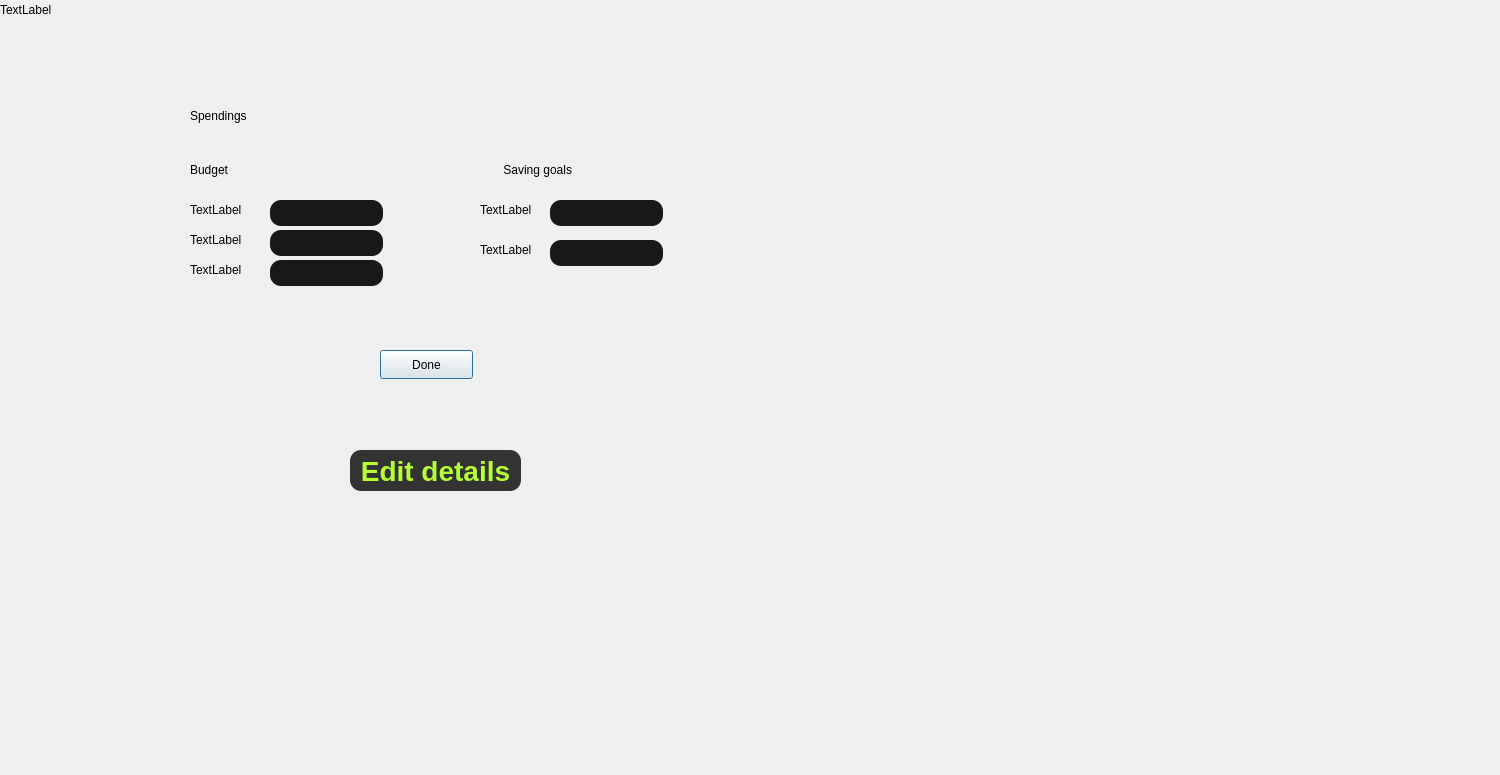
First picture: the form in Celery/dashboard_spendings.ui, repository codingburgas/finance-challenge-celery, before the edit.
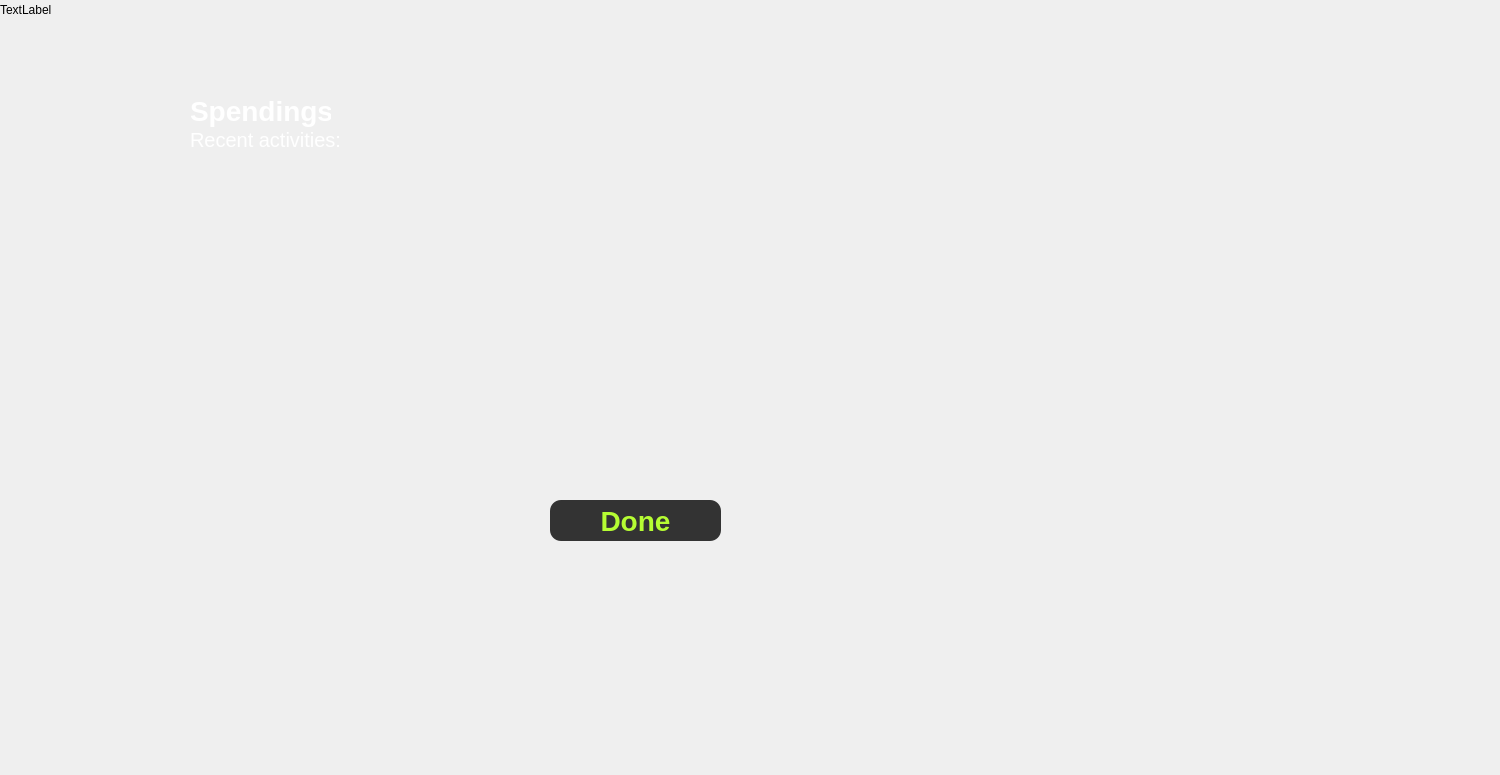
Second picture: the form after the edit.

Commit message: Create a new budget window and edit the spendings window.

```diff
--- a/Celery/dashboard_spendings.ui
+++ b/Celery/dashboard_spendings.ui
@@ -30,196 +30,25 @@
    <property name="geometry">
     <rect>
      <x>190</x>
-     <y>100</y>
-     <width>121</width>
-     <height>31</height>
+     <y>90</y>
+     <width>141</width>
+     <height>41</height>
     </rect>
    </property>
+   <property name="styleSheet">
+    <string notr="true">color: rgb(255, 255, 255);
+font: bold;
+font-size: 28px;</string>
+   </property>
    <property name="text">
     <string>Spendings</string>
    </property>
   </widget>
-  <widget class="QLabel" name="budgetText">
-   <property name="geometry">
-    <rect>
-     <x>190</x>
-     <y>160</y>
-     <width>63</width>
-     <height>20</height>
-    </rect>
-   </property>
-   <property name="text">
-    <string>Budget</string>
-   </property>
-  </widget>
-  <widget class="QLabel" name="label_2">
-   <property name="geometry">
-    <rect>
-     <x>190</x>
-     <y>200</y>
-     <width>63</width>
-     <height>20</height>
-    </rect>
-   </property>
-   <property name="text">
-    <string>TextLabel</string>
-   </property>
-  </widget>
-  <widget class="QLabel" name="label_3">
-   <property name="geometry">
-    <rect>
-     <x>190</x>
-     <y>230</y>
-     <width>63</width>
-     <height>20</height>
-    </rect>
-   </property>
-   <property name="text">
-    <string>TextLabel</string>
-   </property>
-  </widget>
-  <widget class="QLabel" name="label_4">
-   <property name="geometry">
-    <rect>
-     <x>190</x>
-     <y>260</y>
-     <width>63</width>
-     <height>20</height>
-    </rect>
-   </property>
-   <property name="text">
-    <string>TextLabel</string>
-   </property>
-  </widget>
-  <widget class="QLineEdit" name="lineEdit">
-   <property name="geometry">
-    <rect>
-     <x>270</x>
-     <y>200</y>
-     <width>113</width>
-     <height>26</height>
-    </rect>
-   </property>
-   <property name="styleSheet">
-    <string notr="true">background-color: rgb(25, 24, 24);
-border-radius: 11px;
-
-</string>
-   </property>
-  </widget>
-  <widget class="QLineEdit" name="lineEdit_2">
-   <property name="geometry">
-    <rect>
-     <x>270</x>
-     <y>230</y>
-     <width>113</width>
-     <height>26</height>
-    </rect>
-   </property>
-   <property name="styleSheet">
-    <string notr="true">background-color: rgb(25, 24, 24);
-border-radius: 11px;</string>
-   </property>
-  </widget>
-  <widget class="QLineEdit" name="lineEdit_3">
-   <property name="geometry">
-    <rect>
-     <x>270</x>
-     <y>260</y>
-     <width>113</width>
-     <height>26</height>
-    </rect>
-   </property>
-   <property name="styleSheet">
-    <string notr="true">background-color: rgb(25, 24, 24);
-border-radius: 11px;</string>
-   </property>
-  </widget>
-  <widget class="QLabel" name="savingGoalsText">
-   <property name="geometry">
-    <rect>
-     <x>500</x>
-     <y>160</y>
-     <width>101</width>
-     <height>20</height>
-    </rect>
-   </property>
-   <property name="text">
-    <string> Saving goals</string>
-   </property>
-  </widget>
-  <widget class="QLabel" name="label_6">
-   <property name="geometry">
-    <rect>
-     <x>480</x>
-     <y>200</y>
-     <width>63</width>
-     <height>20</height>
-    </rect>
-   </property>
-   <property name="text">
-    <string>TextLabel</string>
-   </property>
-  </widget>
-  <widget class="QLineEdit" name="lineEdit_4">
-   <property name="geometry">
-    <rect>
-     <x>550</x>
-     <y>200</y>
-     <width>113</width>
-     <height>26</height>
-    </rect>
-   </property>
-   <property name="styleSheet">
-    <string notr="true">background-color: rgb(25, 24, 24);
-border-radius: 11px;</string>
-   </property>
-  </widget>
-  <widget class="QLabel" name="label_7">
-   <property name="geometry">
-    <rect>
-     <x>480</x>
-     <y>240</y>
-     <width>63</width>
-     <height>20</height>
-    </rect>
-   </property>
-   <property name="text">
-    <string>TextLabel</string>
-   </property>
-  </widget>
-  <widget class="QLineEdit" name="lineEdit_5">
-   <property name="geometry">
-    <rect>
-     <x>550</x>
-     <y>240</y>
-     <width>113</width>
-     <height>26</height>
-    </rect>
-   </property>
-   <property name="styleSheet">
-    <string notr="true">background-color: rgb(25, 24, 24);
-border-radius: 11px;</string>
-   </property>
-  </widget>
   <widget class="QPushButton" name="doneButton">
    <property name="geometry">
     <rect>
-     <x>380</x>
-     <y>350</y>
-     <width>93</width>
-     <height>29</height>
-    </rect>
-   </property>
-   <property name="text">
-    <string>Done</string>
-   </property>
-  </widget>
-  <widget class="QPushButton" name="editDetails">
-   <property name="geometry">
-    <rect>
-     <x>350</x>
-     <y>450</y>
+     <x>550</x>
+     <y>500</y>
      <width>171</width>
      <height>41</height>
     </rect>
@@ -232,7 +61,24 @@
 color: rgb(182, 253, 51);</string>
    </property>
    <property name="text">
-    <string>Edit details</string>
+    <string>Done</string>
+   </property>
+  </widget>
+  <widget class="QLabel" name="recent_activities">
+   <property name="geometry">
+    <rect>
+     <x>190</x>
+     <y>130</y>
+     <width>161</width>
+     <height>20</height>
+    </rect>
+   </property>
+   <property name="styleSheet">
+    <string notr="true">color: rgb(255, 255, 255);
+font-size: 20px;</string>
+   </property>
+   <property name="text">
+    <string>Recent activities:</string>
    </property>
   </widget>
  </widget>
```
The commit also changes 6 other files.
